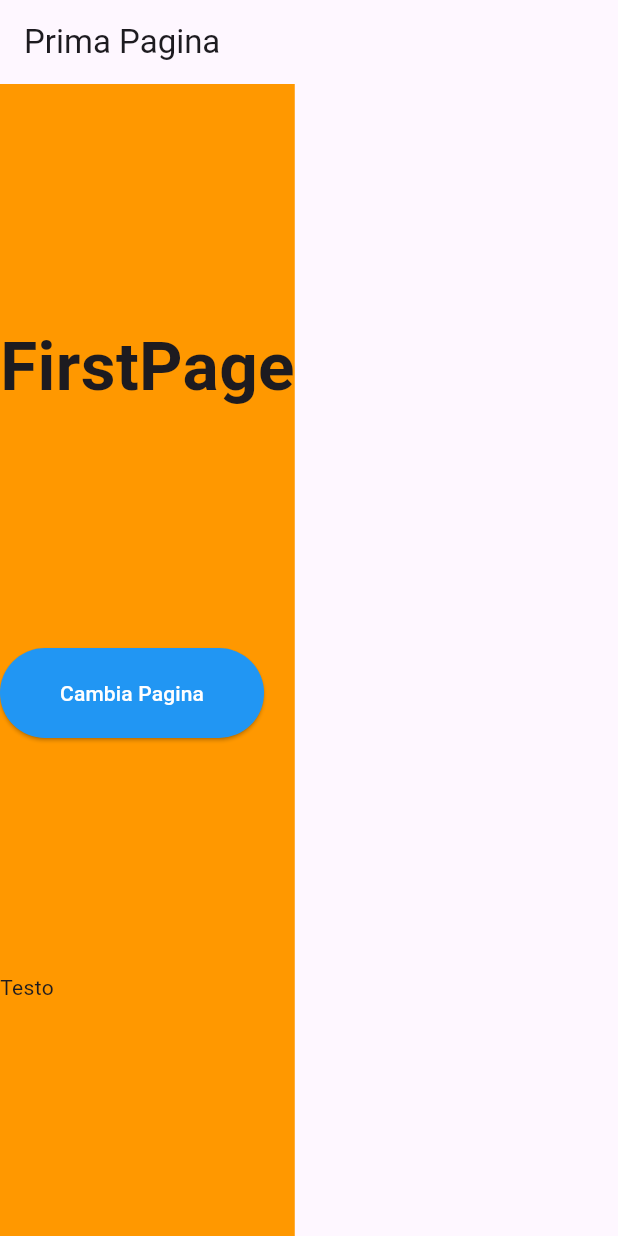
After one commit to SerpenTaki/key_gen_app, a Flutter app: the Primapagina screen opened directly, on a phone screen of 412 x 824 dp. The commit adds this screen. Run offline on Flutter 3.47's test engine with Material 3 defaults, Android fonts, the phone set to English and light mode, and no system bars.

Commit message:
Add navigation, screens, and assets to key_gen_app
Introduced multiple new screens, navigation via RouteGenerator, and supporting files for a multi-page Flutter app. Removed Prova.dart example, added image asset, and updated pubspec.yaml to include images directory. Also added placeholder service and page files for future development.

```diff
--- /dev/null
+++ b/key_gen_app/lib/main2.dart
@@ -0,0 +1,35 @@
+import 'package:flutter/material.dart';
+import 'package:key_gen_app/RouteGenerator.dart';
+import 'package:key_gen_app/screens/PrimaPagina.dart';
+
+
+void main(){
+  runApp(MyApp());
+}
+
+class MyApp extends StatefulWidget{
+  MyApp({super.key});
+
+  @override
+  State<MyApp> createState() => _MyAppState();
+}
+
+class _MyAppState extends State<MyApp>{
+
+  @override
+  Widget build(BuildContext context){
+    return MaterialApp(
+      title: "Navigazione",
+      theme: ThemeData(
+        colorScheme: ColorScheme.fromSwatch().copyWith(secondary: Colors.blue, brightness: Brightness.dark),
+        useMaterial3: true,
+      ),
+      home: Primapagina(), //widget
+     // routes: { //route per navigare tra le pagine statico
+      //  '/PrimaPagina' : (context) => Primapagina(),
+      //  '/SecondaPagina' : (context) => Secondapagina(data: 'Frase da passare alla seconda pagina',),
+      //},
+      onGenerateRoute: RouteGenerator.generateRoute,
+    );
+  }
+}
--- /dev/null
+++ b/key_gen_app/lib/screens/PrimaPagina.dart
@@ -0,0 +1,43 @@
+import 'package:flutter/material.dart';
+import 'package:key_gen_app/screens/SecondaPagina.dart';
+
+class Primapagina extends StatelessWidget {
+  const Primapagina({super.key});
+
+  @override
+  Widget build(BuildContext context) {
+    return Scaffold(
+      appBar: AppBar(title: Text("Prima Pagina")),
+      body: Container(
+        color: Colors.orange,
+        child: Column(
+          mainAxisSize: MainAxisSize.max,
+          mainAxisAlignment: MainAxisAlignment.spaceEvenly,
+          crossAxisAlignment: CrossAxisAlignment.start,
+          children: [
+            Text(
+              "FirstPage",
+              style: TextStyle(fontSize: 45, fontWeight: FontWeight.bold),
+            ),
+            ElevatedButton(
+              onPressed: () {
+                //Navigator.push(context, MaterialPageRoute(builder: (context) =>  Secondapagina(data: 'Vecchio metodo',),),); //vecchio metodo
+                Navigator.pushNamed(context, '/SecondaPagina', arguments: "Frase da passare alla seconda pagina"); //nuovo metodo
+              },
+              style: ElevatedButton.styleFrom(
+                foregroundColor: Colors.white,
+                backgroundColor: Colors.blue,
+                padding: const EdgeInsets.symmetric(
+                  vertical: 20,
+                  horizontal: 40,
+                ),
+              ),
+              child: const Text("Cambia Pagina"),
+            ),
+            Text("Testo"),
+          ],
+        ),
+      ),
+    );
+  }
+}
--- /dev/null
+++ b/key_gen_app/lib/services/keygenerator.dart
@@ -0,0 +1 @@
+//creazione chiavi
--- a/key_gen_app/pubspec.yaml
+++ b/key_gen_app/pubspec.yaml
@@ -59,8 +59,8 @@ flutter:
   uses-material-design: true
 
   # To add assets to your application, add an assets section, like this:
-  # assets:
-  #   - images/a_dot_burr.jpeg
+  assets:
+    - images/
   #   - images/a_dot_ham.jpeg
 
   # An image asset can refer to one or more resolution-specific "variants", see
```
Also changed, not shown: key_gen_app/lib/Prova.dart (deleted, +0 -60 lines), key_gen_app/lib/RouteGenerator.dart (added, +45 -0 lines), key_gen_app/lib/main.dart (+0 -36 lines), key_gen_app/lib/screens/SecondaPagina.dart (added, +54 -0 lines), key_gen_app/lib/screens/_quarta_pagina.dart (added, +49 -0 lines), key_gen_app/lib/screens/_quinta_pagina.dart (added, +41 -0 lines), key_gen_app/lib/screens/_terza_pagina.dart (added, +76 -0 lines), key_gen_app/lib/tabs.dart (added, +62 -0 lines), key_gen_app/images/purple.jpeg (added), key_gen_app/lib/pages/home_page.dart (added), key_gen_app/lib/pages/new_wallet_page.dart (added), key_gen_app/lib/pages/rfid_page.dart (added), key_gen_app/lib/pages/wallet_list_page.dart (added), key_gen_app/lib/services/firebase.dart (added), 1 more files, 1 other file.
